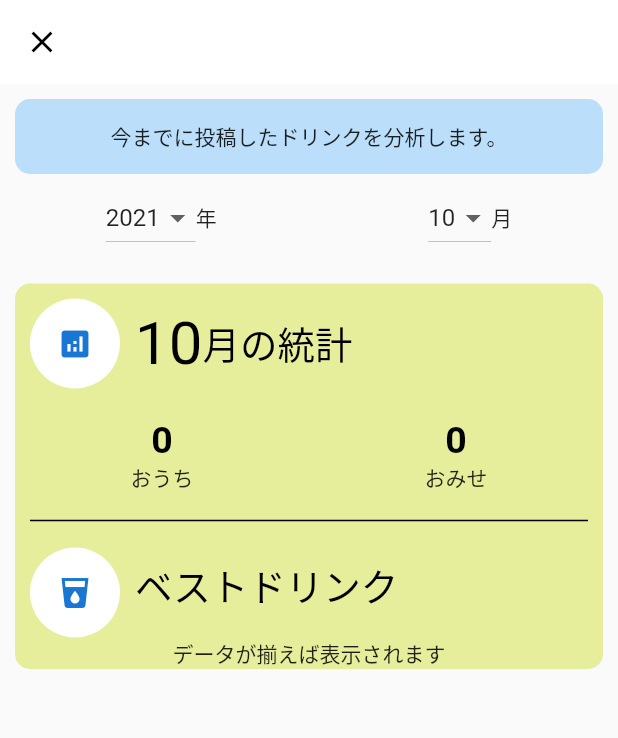
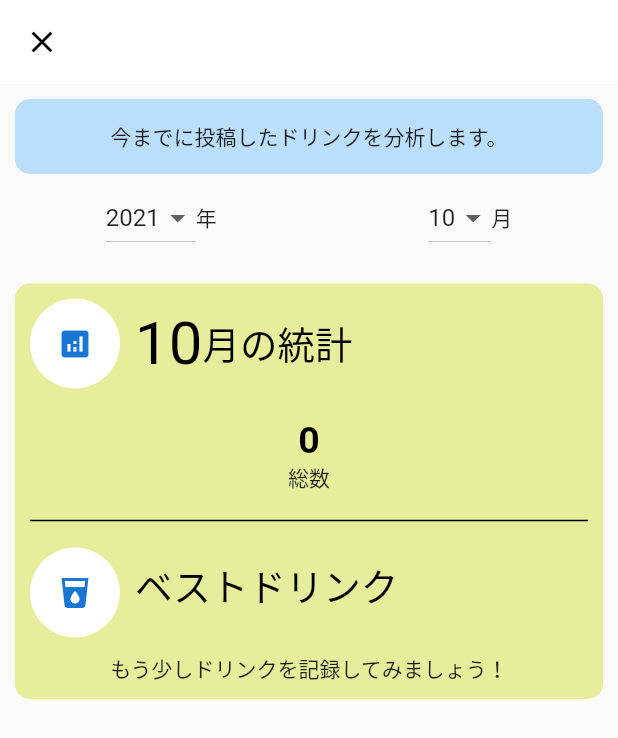
Before and after one commit to y0303noki/DrinkMemo, a Flutter app: the screen it shows after launch, after a tap on the "analytics" icon, on a phone screen of 412 x 824 dp. Shown: the top 738 px of the screen. Run offline on Flutter 3.47's test engine with Material 2 defaults, Android fonts, the phone set to English and light mode, and no system bars; drawn by our look-alikes of flutter_easyloading; our stand-ins replace cloud_firestore, firebase_auth, firebase_core, firebase_storage, flutter_typeahead, image_picker; accounts and stored records are empty; network calls fail.

Commit message:
アナリティクスを修正

```diff
--- a/lib/pages/analyticsPage/analytics_page.dart
+++ b/lib/pages/analyticsPage/analytics_page.dart
@@ -83,7 +83,8 @@ class AnalyticsPage extends StatelessWidget {
       } else {
         // 条件に合うデータがない場合
         return Container(
-          child: Text('データが揃えば表示されます'),
+          margin: const EdgeInsets.fromLTRB(10, 10, 10, 10),
+          child: Text('もう少しドリンクを記録してみましょう！'),
         );
       }
     }
@@ -238,8 +239,8 @@ class AnalyticsPage extends StatelessWidget {
                       mainAxisAlignment: MainAxisAlignment.spaceAround,
                       children: [
                         // _item(100, '合計'),
-                        _item(model.homeCount, 'おうち'),
-                        _item(model.shopCount, 'おみせ'),
+                        _item(model.drinkCountThisMonth, '総数'),
+                        // _item(model.shopCount, 'おみせ'),
                       ],
                     ),
                     Container(
--- a/lib/providers/analytics/analytics_provider.dart
+++ b/lib/providers/analytics/analytics_provider.dart
@@ -25,6 +25,10 @@ class AnalyticsProvider extends ChangeNotifier {
 
   int _homeCount = 0;
   get homeCount => _homeCount;
+
+  // 今月のドリンク数
+  int _drinkCountThisMonth = 0;
+  get drinkCountThisMonth => _drinkCountThisMonth;
 
   String _topCoffeeName = '';
   get topCoffeeName => _topCoffeeName;
@@ -87,7 +91,7 @@ class AnalyticsProvider extends ChangeNotifier {
     final Map<String, int> result = _coffeeNameRanking(_coffeeNameList);
     // 集計が無効
     if (result.isEmpty) {
-      print('2件以上同じコーヒーがないので無効');
+      debugPrint('2件以上同じコーヒーがないので無効');
       _topCoffeeName = '';
     }
 
@@ -105,6 +109,9 @@ class AnalyticsProvider extends ChangeNotifier {
       _topCoffeeName = _list.first;
       _topCoffeeCount = result[_topCoffeeName] as int;
     }
+
+    // 今月のドリンク総数
+    _drinkCountThisMonth = _coffeeModels.length;
 
     // ショップリスト
     List<CoffeeModel> _shopCoffees = _coffeeModels
```
